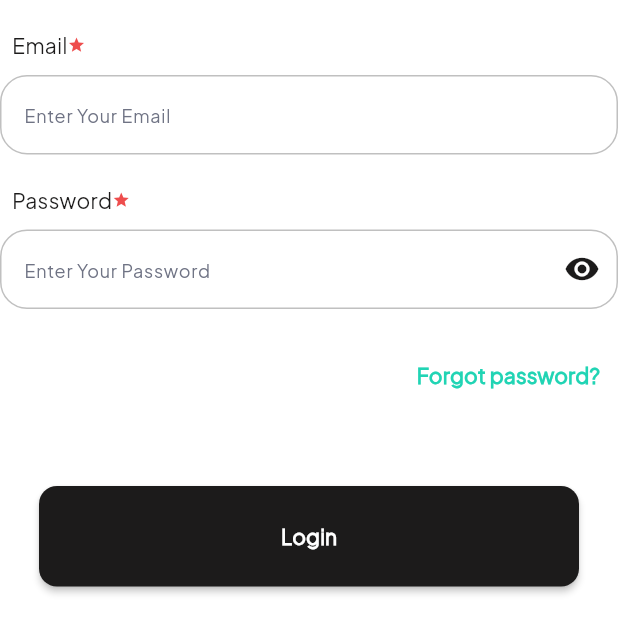
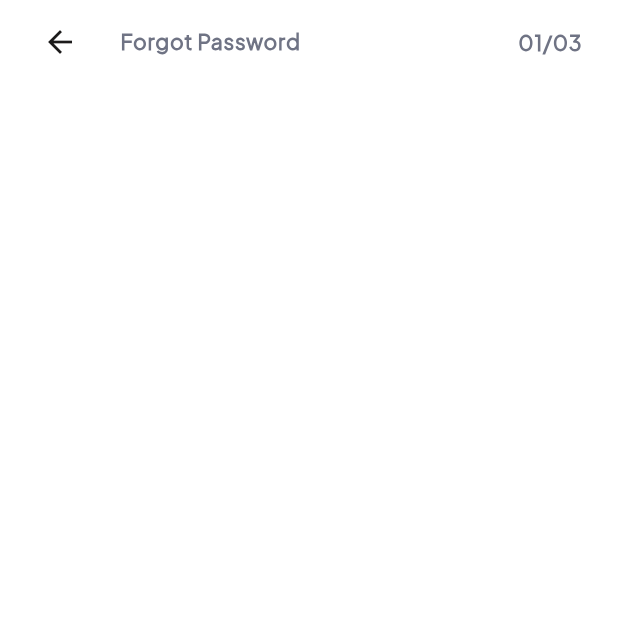
Before and after one commit to Mahmoud-Adel-Ali/Quick-Mart-E-commerce-App, a Flutter app: the LoginForm widget shown alone on an empty page, opened directly, after a tap on "Forgot password?", on a phone screen of 412 x 824 dp. Shown: the top 633 px of the screen. Run offline on Flutter 3.47's test engine with Material 3 defaults, Android fonts, the phone set to English and light mode, and no system bars; our stand-ins replace animated_custom_dropdown, flutter_bloc, flutter_svg, fluttertoast, intl_phone_field, pinput and 1 more; accounts and stored records are empty.

Commit message:
create Forget Password Comfirm Email View and create custom app bar

```diff
--- a/lib/core/routes/app_routes.dart
+++ b/lib/core/routes/app_routes.dart
@@ -1,6 +1,7 @@
 import 'package:flutter/material.dart';
 import 'package:quick_mart_app/core/app/views/under_build_screen.dart';
 import 'package:quick_mart_app/features/auth/presentation/views/email_verification_view.dart';
+import 'package:quick_mart_app/features/auth/presentation/views/forget_password_comfirm_email_view.dart';
 import 'package:quick_mart_app/features/auth/presentation/views/login_view.dart';
 import 'package:quick_mart_app/features/auth/presentation/views/sign_up_view.dart';
 import 'package:quick_mart_app/features/onBoarding/presentation/views/on_boarding_view.dart';
@@ -12,6 +13,7 @@ class AppRoutes {
   static const String emailVerification = 'emailVerification';
   static const String splash = 'splash';
   static const String onbording = 'onbording';
+  static const String forgetPasswordComfirmEmail = 'forgetPasswordComfirmEmai';
 
   static Route<void> onGenerateRoute(RouteSettings settings) {
     switch (settings.name) {
@@ -26,6 +28,9 @@ class AppRoutes {
             builder: (context) => const EmailVerificationView());
       case login:
         return MaterialPageRoute(builder: (context) => const LoginView());
+      case forgetPasswordComfirmEmail:
+        return MaterialPageRoute(
+            builder: (context) => const ForgetPasswordComfirmEmailView());
       default:
         return MaterialPageRoute(
           builder: (context) => const PageUnderBuildView(),
--- /dev/null
+++ b/lib/features/auth/presentation/views/forget_password_comfirm_email_view.dart
@@ -0,0 +1,27 @@
+import 'package:flutter/material.dart';
+import 'package:quick_mart_app/core/utils/styles/styles.dart';
+import 'package:quick_mart_app/features/auth/presentation/widgets/custom_app_bar.dart';
+
+class ForgetPasswordComfirmEmailView extends StatelessWidget {
+  const ForgetPasswordComfirmEmailView({super.key});
+
+  @override
+  Widget build(BuildContext context) {
+    return SafeArea(
+      child: Scaffold(
+        // appBar: ForgetPasswordAppBar(),
+        body: Column(
+          children: [
+            CustomAppBar(
+              title: 'Forgot Password',
+              trailing: Text(
+                '01/03',
+                style: Styless.textSemiBold14(context),
+              ),
+            )
+          ],
+        ),
+      ),
+    );
+  }
+}
--- /dev/null
+++ b/lib/features/auth/presentation/widgets/custom_app_bar.dart
@@ -0,0 +1,24 @@
+import 'package:flutter/material.dart';
+import 'package:quick_mart_app/core/extensions/context_extention.dart';
+import 'package:quick_mart_app/core/utils/styles/styles.dart';
+
+class CustomAppBar extends StatelessWidget {
+  const CustomAppBar({
+    super.key,
+    required this.title,
+    this.trailing,
+  });
+  final String title;
+  final Widget? trailing;
+  @override
+  Widget build(BuildContext context) {
+    return ListTile(
+      title: Text(title, style: Styless.textSemiBold14(context)),
+      leading: IconButton(
+        onPressed: () => context.pop(),
+        icon: Icon(Icons.arrow_back, color: context.color.textColor),
+      ),
+      trailing: trailing,
+    );
+  }
+}
--- a/lib/features/auth/presentation/widgets/login_form.dart
+++ b/lib/features/auth/presentation/widgets/login_form.dart
@@ -3,6 +3,7 @@ import 'package:quick_mart_app/core/app/widgets/custom_button.dart';
 import 'package:quick_mart_app/core/app/widgets/custom_text_form_field.dart';
 import 'package:quick_mart_app/core/app/widgets/custom_toast_message.dart';
 import 'package:quick_mart_app/core/extensions/context_extention.dart';
+import 'package:quick_mart_app/core/routes/app_routes.dart';
 import 'package:quick_mart_app/core/utils/styles/styles.dart';
 import 'package:quick_mart_app/features/auth/manager/functions/valid.dart';
 
@@ -54,7 +55,9 @@ class _LoginFormState extends State<LoginForm> {
             width: double.infinity,
             alignment: Alignment.centerRight,
             child: TextButton(
-              onPressed: () {},
+              onPressed: () {
+                context.pushName(AppRoutes.forgetPasswordComfirmEmail);
+              },
               child: Text(
                 'Forgot password?',
                 style: Styless.textSemiBold14(context)
```
